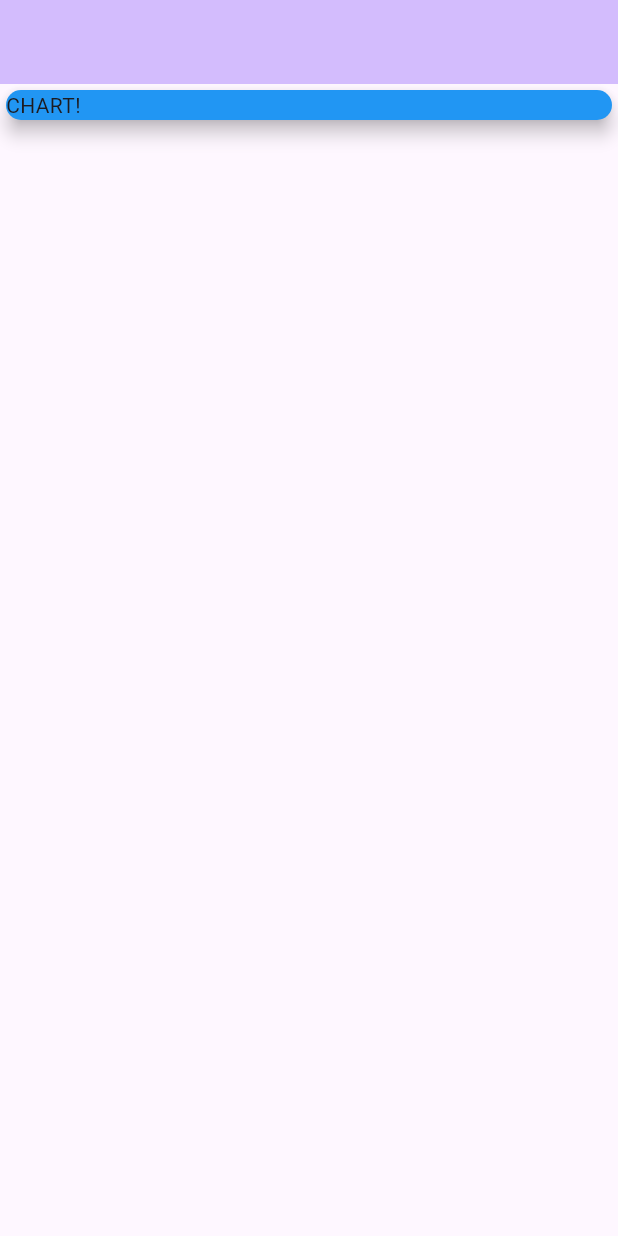
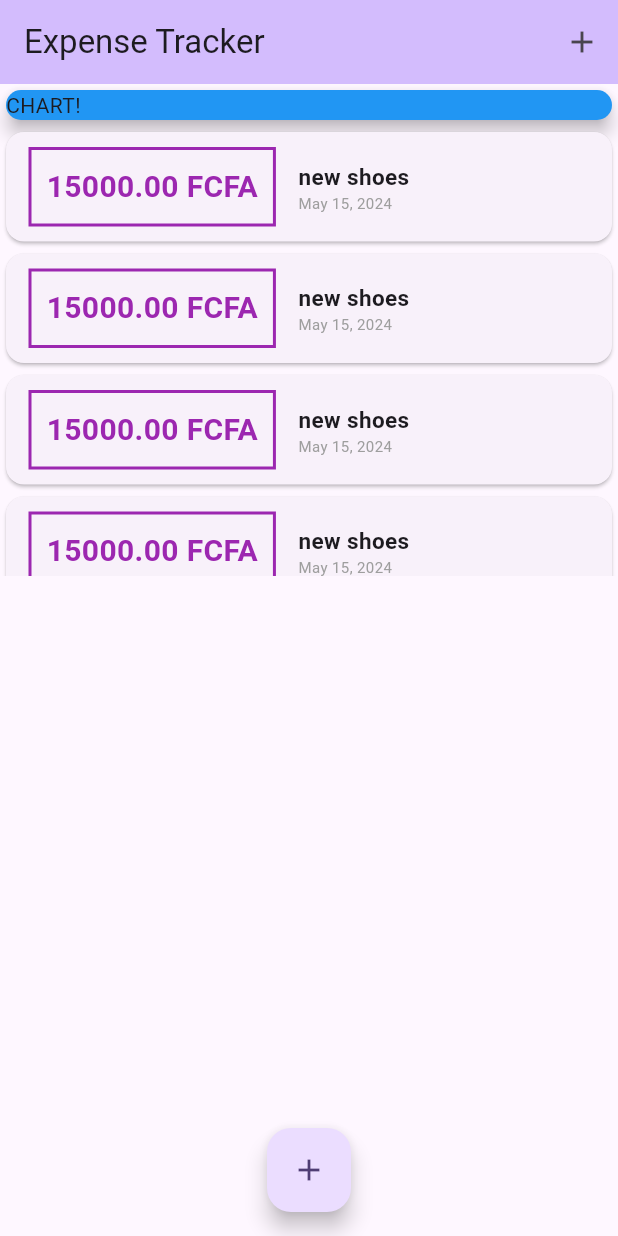
Before and after one commit to nelsonludo/expense_tracker, a Flutter app: the screen it shows after launch, on a phone screen of 412 x 824 dp. Run offline on Flutter 3.47's test engine with Material 3 defaults, Android fonts, the phone set to English and light mode, and no system bars.

Commit message:
the add transaction modal has been added

```diff
--- a/lib/main.dart
+++ b/lib/main.dart
@@ -1,4 +1,10 @@
 import 'package:flutter/material.dart';
+
+import './widgets/transaction_list.dart';
+
+import './widgets/new_transaction.dart';
+
+import './models/transaction.dart';
 
 void main() {
   runApp(const MyApp());
@@ -20,18 +26,63 @@ class MyApp extends StatelessWidget {
   }
 }
 
-class MyHomePage extends StatelessWidget {
+class MyHomePage extends StatefulWidget {
+  @override
+  State<MyHomePage> createState() => _MyHomePageState();
+}
+
+class _MyHomePageState extends State<MyHomePage> {
   // String titleInput = '';
-  // String amountInput = '';
+
+  final List<Transaction> _userTransaction = [
+    Transaction(
+        id: "t1", title: "new shoes", amount: 15000, date: DateTime.now()),
+    Transaction(
+        id: "t1", title: "new shoes", amount: 15000, date: DateTime.now()),
+    Transaction(
+        id: "t1", title: "new shoes", amount: 15000, date: DateTime.now()),
+    Transaction(
+        id: "t1", title: "new shoes", amount: 15000, date: DateTime.now()),
+    Transaction(
+        id: "t2", title: "new shirt", amount: 5000, date: DateTime.now())
+  ];
+
+  void _addTransaction(String txTitle, double txAmount) {
+    final newTx = Transaction(
+        id: DateTime.now().toString(),
+        title: txTitle,
+        amount: txAmount,
+        date: DateTime.now());
+
+    setState(() {
+      _userTransaction.add(newTx);
+    });
+  }
+
+  void _startAddNewTransaction(BuildContext ctx) {
+    showModalBottomSheet(
+        context: ctx,
+        builder: (_) {
+          return GestureDetector(
+              // onTap: () {},
+              // behavior: HitTestBehavior.opaque,
+              child: NewTransaction(addTransaction: _addTransaction));
+        });
+  }
 
   @override
   Widget build(BuildContext context) {
     return Scaffold(
       appBar: AppBar(
         backgroundColor: Theme.of(context).colorScheme.inversePrimary,
+        title: Text('Expense Tracker'),
+        actions: <Widget>[
+          IconButton(
+              onPressed: () => _startAddNewTransaction(context),
+              icon: Icon(Icons.add))
+        ],
       ),
-      body: Center(
-        child: Column(
+      body: Column(
         // mainAxisAlignment: MainAxisAlignment.start,
         crossAxisAlignment: CrossAxisAlignment.stretch,
         children: <Widget>[
@@ -42,8 +93,15 @@ class MyHomePage extends StatelessWidget {
               elevation: 5,
             ),
           ),
+          TransactionList(
+            userTransactions: _userTransaction,
+          ),
         ],
       ),
+      floatingActionButtonLocation: FloatingActionButtonLocation.centerFloat,
+      floatingActionButton: FloatingActionButton(
+        child: Icon(Icons.add),
+        onPressed: () => _startAddNewTransaction(context),
       ),
     );
   }
--- a/lib/widgets/transaction_list.dart
+++ b/lib/widgets/transaction_list.dart
@@ -1,18 +1,19 @@
-import 'package:expense_tracker/widgets/user_transactions.dart';
 import 'package:flutter/material.dart';
 import 'package:intl/intl.dart';
 
 import '../models/transaction.dart';
 
 class TransactionList extends StatelessWidget {
-  List<Transaction> _userTransaction = [];
+  final List<Transaction> userTransactions;
 
-  TransactionList({required UserTransactions});
+  TransactionList({required this.userTransactions});
 
   @override
   Widget build(BuildContext context) {
-    return Column(
-      children: _userTransaction.map((tx) {
+    return Container(
+      height: 300,
+      child: ListView.builder(
+        itemBuilder: (ctx, index) {
           return Card(
             child: Row(
               children: <Widget>[
@@ -22,7 +23,7 @@ class TransactionList extends StatelessWidget {
                       border: Border.all(color: Colors.purple, width: 2)),
                   padding: EdgeInsets.all(10),
                   child: Text(
-                  '${tx.amount} FCFA',
+                    '${userTransactions[index].amount.toStringAsFixed(2)} FCFA',
                     style: TextStyle(
                         fontWeight: FontWeight.bold,
                         fontSize: 20,
@@ -33,17 +34,21 @@ class TransactionList extends StatelessWidget {
                   crossAxisAlignment: CrossAxisAlignment.start,
                   children: <Widget>[
                     Text(
-                    tx.title,
-                    style: TextStyle(fontSize: 15, fontWeight: FontWeight.bold),
+                      userTransactions[index].title,
+                      style:
+                          TextStyle(fontSize: 15, fontWeight: FontWeight.bold),
                     ),
-                  Text(DateFormat.yMMMd().format(tx.date),
+                    Text(
+                        DateFormat.yMMMd().format(userTransactions[index].date),
                         style: TextStyle(fontSize: 10, color: Colors.grey)),
                   ],
                 )
               ],
             ),
           );
-      }).toList(),
+        },
+        itemCount: userTransactions.length,
+      ),
     );
   }
 }
```
Also changed, not shown: lib/widgets/new_transaction.dart (+21 -13 lines), lib/widgets/user_transactions.dart (deleted, +0 -33 lines). Lines whose indentation alone changed are shown as unchanged.
